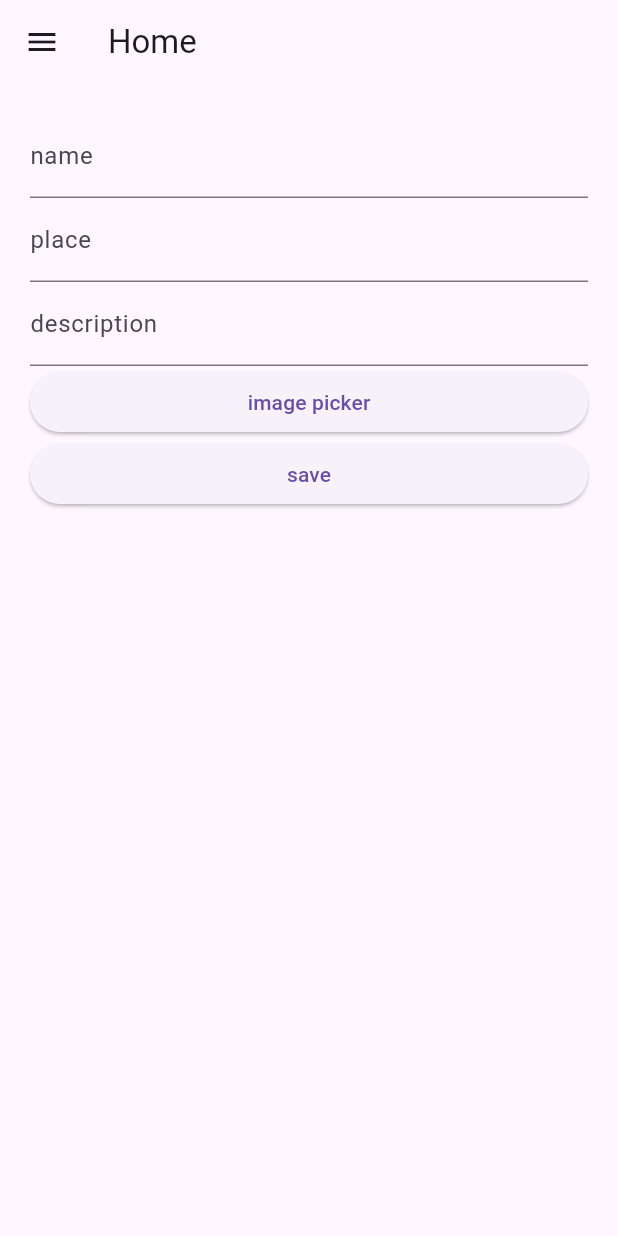
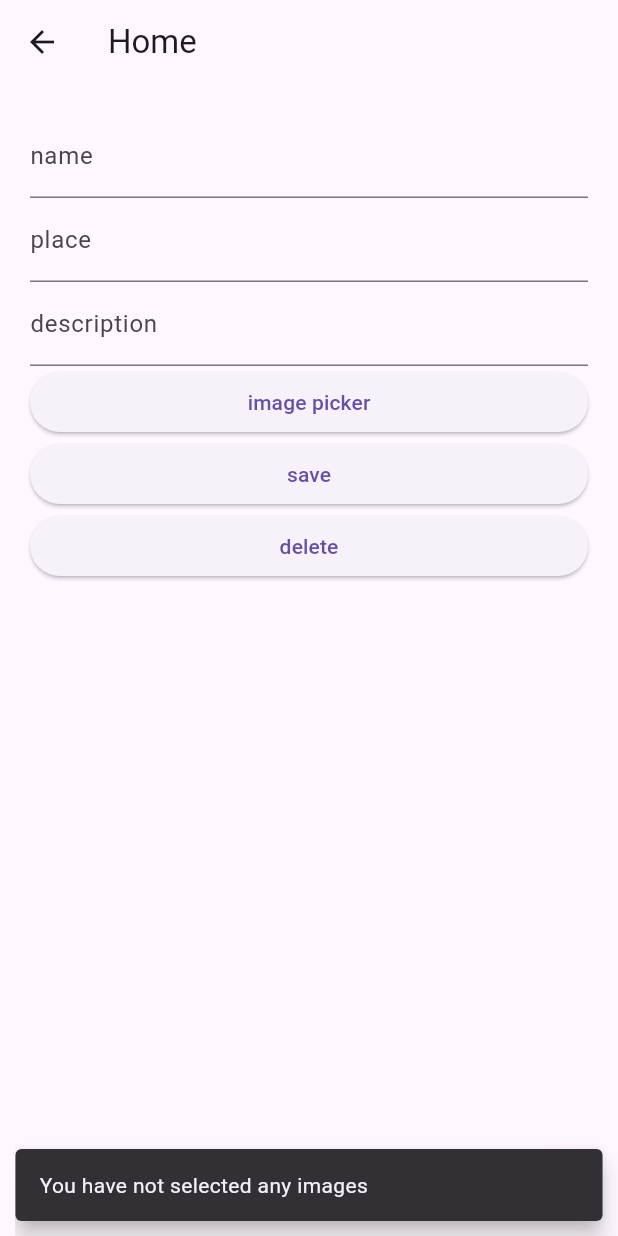
Before and after one commit to moh21586x/store, a Flutter app: the ItemPage screen opened directly, after a tap on "save", on a phone screen of 412 x 824 dp. Run offline on Flutter 3.47's test engine with Material 3 defaults, Android fonts, the phone set to English and light mode, and no system bars; our stand-ins replace device_info_plus, image_picker, permission_handler, sqflite; missing offline and left inert: window_manager; accounts and stored records are empty.

Commit message:
add update and delete functionality

```diff
--- a/lib/items.dart
+++ b/lib/items.dart
@@ -1,10 +1,10 @@
 import 'dart:io';
 
+import 'package:device_info_plus/device_info_plus.dart';
 import 'package:flutter/material.dart';
 import 'package:image_picker/image_picker.dart';
 import 'package:permission_handler/permission_handler.dart';
 import 'package:store/database.dart';
-import 'package:store/main.dart';
 
 ////////////////////////////////////////////////////////////
 class ItemPage extends StatefulWidget {
@@ -35,22 +35,28 @@ class _ItemPageState extends State<ItemPage> {
 
   // get storage permission
   Future<PermissionStatus> getStoragePermission() async {
-    await Permission.storage.request();
+    if (Platform.isAndroid) {
+      var androidInfo = await DeviceInfoPlugin().androidInfo;
+      if (androidInfo.version.sdkInt <= 32) {
+        await Permission.storage.request();
+      } else {
+        await Permission.photos.request();
+      }
+    }
     storage = await Permission.manageExternalStorage.request();
     return storage;
   }
 
   // get camera permission
+  // todo add camera support
   getCameraPermission() async {
     await Permission.camera.request();
   }
 
-  // insert a new row in database
+  // insert a row in database (new/update)
   insertDB(ModelDB insert) async {
     await DBHelper().insert(insert);
   }
-
-  //todo make an update/replace function
 
   // get row by id
   getRow() async {
@@ -97,6 +103,9 @@ class _ItemPageState extends State<ItemPage> {
   // pick images and set them to images
   pickImages() async {
     var img = await image.pickMultiImage(limit: 10);
+    if (img.length > 10) {
+      toast('You can only save 10 images per item');
+    }
     setState(() {
       images = img;
     });
@@ -129,6 +138,7 @@ class _ItemPageState extends State<ItemPage> {
         }
         if (savedImages.isNotEmpty) {
           insertDB(ModelDB(
+            id: row.id,
             name: row.name,
             place: row.place,
             description: row.description,
@@ -143,10 +153,30 @@ class _ItemPageState extends State<ItemPage> {
             img9: (savedImages.length > 8) ? savedImages[8].path : null,
             img10: (savedImages.length > 9) ? savedImages[9].path : null,
           ));
+          toast('Saved successfully');
         }
       } else {
-        //todo you have not picked any images
+        toast('You have not selected any images');
       }
+    }
+  }
+
+  toast(String message) {
+    ScaffoldMessenger.of(context).showSnackBar(
+      SnackBar(
+        content: Text(message),
+        width: MediaQuery.of(context).size.width * .95,
+        behavior: SnackBarBehavior.floating,
+      ),
+    );
+  }
+
+  removeRow() async {
+    int result = await DBHelper().delete(widget.id!);
+    if (result > 0) {
+      toast('Removed successfully');
+    } else {
+      toast('Failed to remove item');
     }
   }
 
@@ -168,7 +198,6 @@ class _ItemPageState extends State<ItemPage> {
   @override
   Widget build(BuildContext context) {
     return Scaffold(
-      drawer: const SideMenu(),
       appBar: AppBar(
         title: const Text('Home'),
       ),
@@ -217,14 +246,17 @@ class _ItemPageState extends State<ItemPage> {
               child: const Text('image picker')),
           ElevatedButton(
               onPressed: () async {
-                // for (var i = 0; i <  Permission.values.length; i++) {
-                //   if (await Permission.values[i].status == PermissionStatus.granted) {
-                //     print('\n\n\n\n${Permission.values[i]} : ${await Permission.values[i].status}\n\n\n\n');
-                //   }
-                // }
                 await saveImages();
               },
               child: const Text('save')),
+          ElevatedButton(
+              onPressed: () {
+                removeRow();
+              },
+              child: const Text('delete')),
+          const SizedBox(
+            height: 200,
+          )
         ],
       ),
     );
```
Also changed, not shown: lib/database.dart (+5 -16 lines), lib/main.dart (+29 -3 lines).
